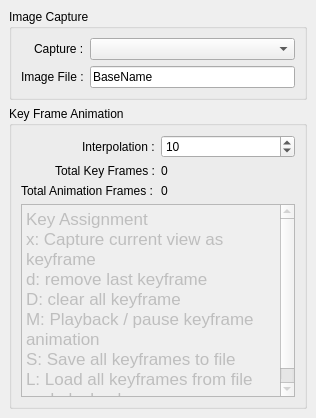
Before: the Qt Designer form Widgets/AnimationControls.ui in CCSEPBVR/CS-IS-PBVR, drawn with Qt 5.
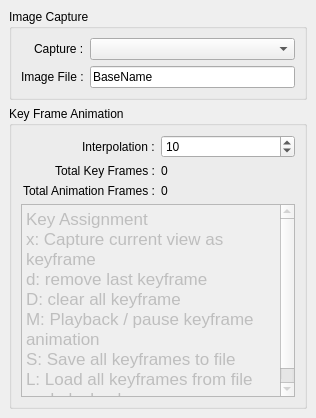
After: the same form once the commit is applied.

Commit message: レイアウトの変更

What changed in the file:
```diff
--- a/Widgets/AnimationControls.ui
+++ b/Widgets/AnimationControls.ui
@@ -97,7 +97,7 @@
          </property>
         </widget>
        </item>
-       <item row="3" column="0">
+       <item row="3" column="0" alignment="Qt::AlignRight">
         <widget class="QLabel" name="totalAnimationFramesLbl">
          <property name="text">
           <string>Total Animation Frames :</string>
```
